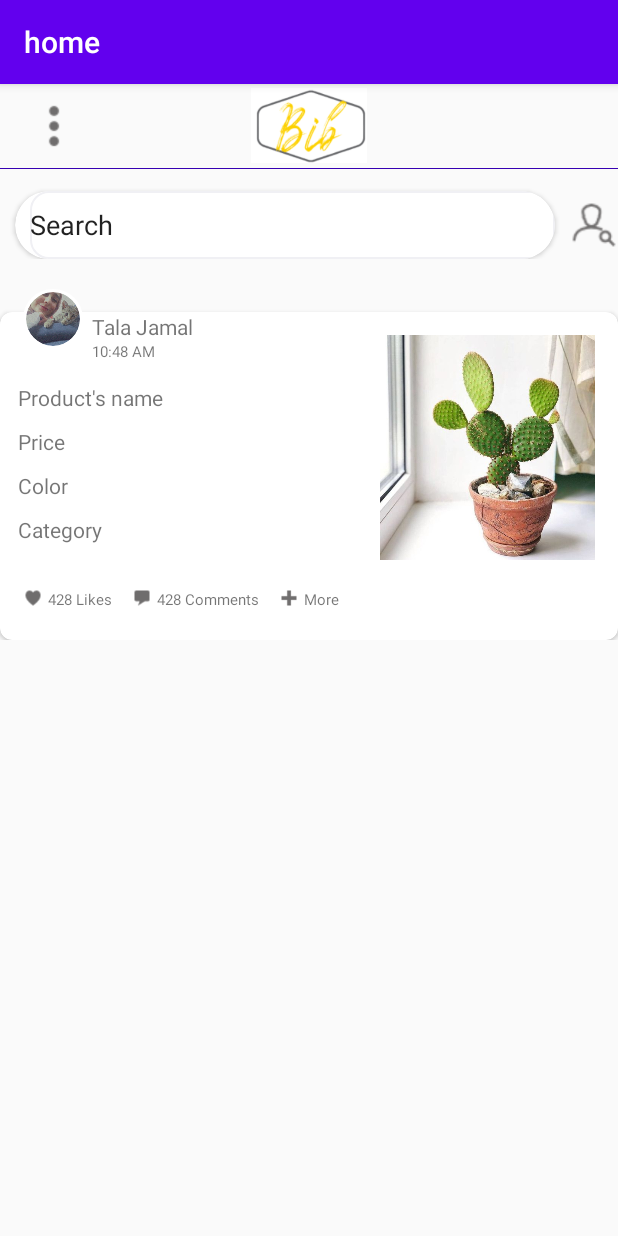
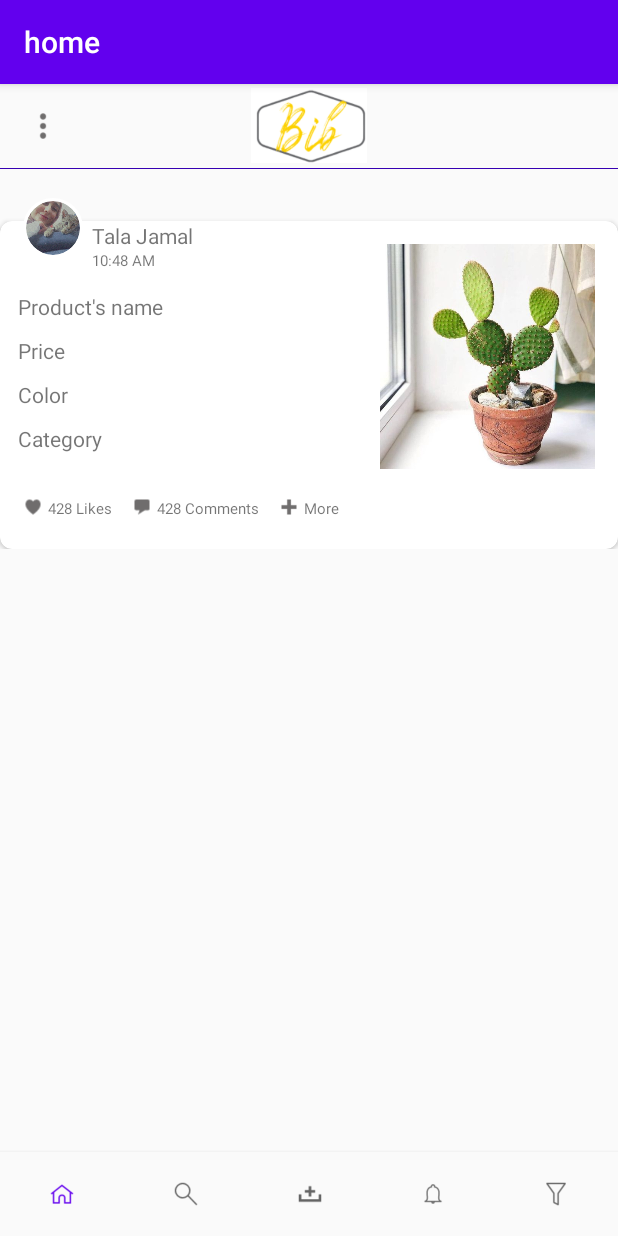
Before and after one commit to TalaJamal98/main_page, an Android app: the screen it shows after launch (MainActivity), on a phone screen of 412 x 824 dp. Run offline under Robolectric (Android 15) with nearby library versions, the phone set to English and light mode, and no system bars; our stand-ins replace CircleImageView.

Commit message:
hello i hate my life

```diff
--- a/app/src/main/res/layout/activity_main.xml
+++ b/app/src/main/res/layout/activity_main.xml
@@ -14,6 +14,7 @@
     xmlns:tools="http://schemas.android.com/tools"
     android:layout_width="match_parent"
     android:layout_height="match_parent"
+    android:id="@+id/constraint"
     tools:context=".MainActivity">
 
     <androidx.appcompat.widget.Toolbar
@@ -23,8 +24,8 @@
         tools:ignore="MissingConstraints">
 
         <ImageView
-            android:layout_width="40dp"
-            android:layout_height="40dp"
+            android:layout_width="25dp"
+            android:layout_height="25dp"
             android:src="@drawable/bar"></ImageView>
 
         <ImageView
@@ -46,44 +47,10 @@
         app:layout_constraintTop_toBottomOf="@id/bar"
         android:background="@color/colorPrimaryDark"
         ></View>
- <LinearLayout
-     android:id="@+id/searchLinear"
-     app:layout_constraintTop_toBottomOf="@id/bar"
-     android:layout_width="match_parent"
-     android:layout_height="wrap_content">
-    <androidx.cardview.widget.CardView
-        android:id="@+id/search"
-        android:layout_width="360dp"
-      android:layout_marginTop="15dp"
-        android:layout_marginLeft="10dp"
-        android:layout_height="wrap_content"
-        app:layout_constraintTop_toBottomOf="@+id/sp"
-
-        app:cardCornerRadius="35dp"
 
 
-        tools:ignore="MissingClass,MissingConstraints">
-        <EditText
-android:layout_marginLeft="10dp"
-            android:layout_width="match_parent"
-            android:layout_height="45dp"
-            android:background="@drawable/border"
-            android:text="Search"></EditText>
-
-    </androidx.cardview.widget.CardView>
-
-<ImageView
-    android:layout_width="45dp"
-    android:layout_height="45dp"
-    android:src="@drawable/psearch"
-    app:layout_constraintLeft_toRightOf="@id/search"
-   android:layout_marginTop="15dp"
-    android:layout_marginLeft="3dp"
-    tools:ignore="MissingConstraints"></ImageView>
- </LinearLayout>
-
     <RelativeLayout
-        app:layout_constraintTop_toBottomOf="@id/searchLinear"
+        app:layout_constraintTop_toBottomOf="@id/bar"
         android:layout_marginTop="20dp"
         android:id="@+id/postsArea"
         android:layout_width="match_parent"
@@ -279,6 +246,24 @@ android:layout_marginLeft="10dp"
     </RelativeLayout>
 
 
+    <com.google.android.material.appbar.AppBarLayout
+        android:layout_width="match_parent"
+        android:layout_height="wrap_content"
+        android:id="@+id/bottom"
+        app:layout_constraintBottom_toBottomOf="@id/constraint"
+        tools:ignore="MissingConstraints">
+
+        <com.google.android.material.bottomnavigation.BottomNavigationView
+            android:layout_width="match_parent"
+            android:layout_height="wrap_content"
+            android:id="@+id/bottom_navigation"
+
+            app:labelVisibilityMode="unlabeled"
+            android:background="?android:attr/windowBackground"
+            app:menu="@menu/bottom_menu"/>
+
+
+    </com.google.android.material.appbar.AppBarLayout>
 </androidx.constraintlayout.widget.ConstraintLayout>
 
     <com.google.android.material.navigation.NavigationView
@@ -296,4 +281,5 @@ android:layout_marginLeft="10dp"
 
     </com.google.android.material.navigation.NavigationView>
 
+
     </androidx.drawerlayout.widget.DrawerLayout>
--- /dev/null
+++ b/app/src/main/res/menu/bottom_menu.xml
@@ -0,0 +1,27 @@
+<?xml version="1.0" encoding="utf-8"?>
+<menu xmlns:android="http://schemas.android.com/apk/res/android">
+
+    <item android:id="@+id/nav_home"
+        android:icon="@drawable/home2"
+
+        android:title=""/>
+
+    <item android:id="@+id/nav_search"
+        android:icon="@drawable/searchh"
+
+        android:title=""/>
+
+    <item android:id="@+id/nav_add"
+        android:icon="@drawable/add"
+
+        android:title=""/>
+
+    <item android:id="@+id/nav_heart"
+        android:icon="@drawable/noti"
+        android:title=""/>
+
+    <item android:id="@+id/nav_profile"
+        android:icon="@drawable/filterr"
+        android:title=""/>
+
+</menu>
```
Also changed, not shown: app/src/main/res/drawable/add.png (added), app/src/main/res/drawable/filterr.png (added), app/src/main/res/drawable/home2.png (added), app/src/main/res/drawable/noti.png (added), app/src/main/res/drawable/searchh.png (added).
